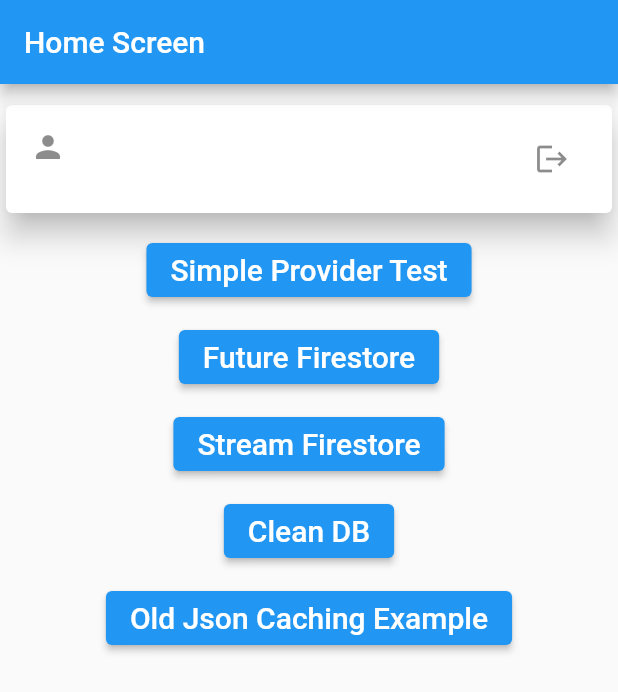
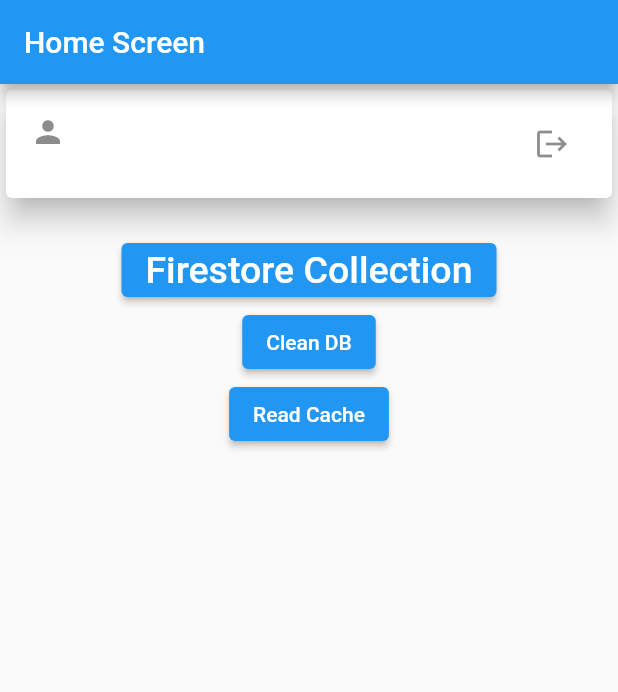
Before and after one commit to smartforce-io/flutter-caching, a Flutter app: the HomePage screen opened directly with empty values, on a phone screen of 412 x 824 dp. Shown: the top 692 px of the screen. Run offline on Flutter 3.47's test engine with Material 2 defaults, Android fonts, the light colour scheme and no system bars; our stand-ins replace cloud_firestore, connectivity, firebase_auth, firebase_core, firebase_messaging, flutter_local_notifications and 2 more; accounts and stored records are empty.

Commit message:
trying to wire up sqlite caching

```diff
--- a/lib/backend/api.dart
+++ b/lib/backend/api.dart
@@ -16,6 +16,7 @@
 
   Future getDataForFirestore() async {
     return readCache().then((value) async {
+
       if (value.isNotEmpty) {
         print('READING FROM DB, NUMBER OF ENTRIES: ${value.length}');
         callFirestore();
@@ -36,7 +37,7 @@
     var array = data.docs.map((e) {
       return {'name': e['name']};
     }).toList();
-    await addBatchOfFirestore(list: array);
+    // await insertSQLite(list: array);
     return array;
   }
 
--- a/lib/backend/database.dart
+++ b/lib/backend/database.dart
@@ -15,6 +15,9 @@
 Future<List<Map>> readCache() async {
   final db = await cacheDatabase();
   var cache = db.query('cache');
+  cache.then((value) {
+    print(value);
+  });
 
   return cache;
 }
@@ -26,13 +29,24 @@
   return cache;
 }
 
-Future addBatchOfFirestore({required List<Map<String, dynamic>> list}) async {
+Future insertSQLite({required Map<String, dynamic> item}) async {
   final db = await cacheDatabase();
-  final batch = db.batch();
-  for (var item in list) {
-    batch.insert('cache', item, conflictAlgorithm: ConflictAlgorithm.replace);
-  }
-  await batch.commit(noResult: true);
+  db.insert('cache', item);
+  // final batch = db.batch();
+  // for (var item in list) {
+  //   batch.insert('cache', item, conflictAlgorithm: ConflictAlgorithm.replace);
+  // }
+  // await batch.commit(noResult: true);
+}
+
+Future updateSQLite({required Map<String, dynamic> item}) async {
+  final db = await cacheDatabase();
+  db.update('cache', item, where: 'doc_id = ?', whereArgs: [item['doc_id']]);
+  // final batch = db.batch();
+  // for (var item in list) {
+  //   batch.insert('cache', item, conflictAlgorithm: ConflictAlgorithm.replace);
+  // }
+  // await batch.commit(noResult: true);
 }
 
 // add entry
@@ -58,4 +72,5 @@
   db.execute(Queries().dropJsonTable);
   db.execute(Queries().createCacheTable);
   db.execute(Queries().jsonCache);
+  // readCache();
 }
--- a/lib/backend/sql_queries.dart
+++ b/lib/backend/sql_queries.dart
@@ -4,7 +4,8 @@
   String createCacheTable = '''
     CREATE TABLE IF NOT EXISTS cache (
       id INTEGER PRIMARY KEY,
-      name TEXT
+      name TEXT,
+      doc_id TEXT
       );
       ''';
 
--- a/lib/screens/home.dart
+++ b/lib/screens/home.dart
@@ -1,14 +1,9 @@
 import 'package:fetchingapp/backend/database.dart';
-import 'package:fetchingapp/backend/firestore_changes.dart';
 import 'package:fetchingapp/backend/google_authentication.dart';
-import 'package:fetchingapp/screens/firestore_stream.dart';
-import 'package:fetchingapp/screens/firestore_future.dart';
-import 'package:fetchingapp/screens/json_caching.dart';
+import 'package:fetchingapp/screens/firestore_collection.dart';
 import 'package:fetchingapp/screens/login.dart';
-import 'package:fetchingapp/screens/provider_test.dart';
 import 'package:firebase_auth/firebase_auth.dart';
 import 'package:flutter/material.dart';
-import 'package:provider/provider.dart';
 
 class HomePage extends StatelessWidget {
   const HomePage(this.user, {Key? key}) : super(key: key);
@@ -17,9 +12,6 @@
 
   @override
   Widget build(BuildContext context) {
-    Provider.of<FirestoreChanges>(context, listen: false)
-        .listenOnFirestoreChanges();
-
     return Scaffold(
       appBar: AppBar(
         automaticallyImplyLeading: false,
@@ -27,65 +19,35 @@
       ),
       body: Column(
         children: [
-          const SizedBox(height: 10),
           userProfileCard(context: context, user: user),
-          const SizedBox(height: 10),
-          testSectionButton(
-              context: context,
-              name: 'Simple Provider Test',
-              widget: const ProviderTestPage()),
-          const SizedBox(height: 10),
-          testSectionButton(
-              context: context,
-              name: 'Future Firestore',
-              widget: const FutureFireStore()),
-          const SizedBox(height: 10),
-          testSectionButton(
-              context: context,
-              name: 'Stream Firestore',
-              widget: const StreamFireStore()),
-          const SizedBox(height: 10),
-          cleanDBbutton(),
-          const SizedBox(height: 10),
-          testSectionButton(
-              context: context,
-              name: 'Old Json Caching Example',
-              widget: const JsonPage()),
-          const SizedBox(height: 10),
+          const SizedBox(
+            height: 20,
+          ),
+          ElevatedButton(
+              onPressed: () {
+                Navigator.push(
+                    context,
+                    MaterialPageRoute(
+                        builder: (_) => const FirestoreCollectionCaching()));
+              },
+              child: const Text(
+                'Firestore Collection',
+                style: TextStyle(fontSize: 25),
+              )),
+          ElevatedButton(
+              onPressed: () {
+                cleanDB();
+              },
+              child: const Text('Clean DB')),
+          ElevatedButton(
+              onPressed: () {
+                readCache();
+              },
+              child: const Text('Read Cache'))
         ],
       ),
     );
   }
-}
-
-Widget testSectionButton(
-    {required BuildContext context,
-    required String name,
-    required Widget widget}) {
-  return ElevatedButton(
-    child: Text(
-      name,
-      style: const TextStyle(fontSize: 20),
-    ),
-    onPressed: () {
-      Navigator.push(
-        context,
-        MaterialPageRoute(builder: (context) => widget),
-      );
-    },
-  );
-}
-
-Widget cleanDBbutton() {
-  return ElevatedButton(
-    child: const Text(
-      'Clean DB',
-      style: TextStyle(fontSize: 20),
-    ),
-    onPressed: () {
-      cleanDB();
-    },
-  );
 }
 
 Widget userProfileCard({required BuildContext context, required User user}) {
--- a/lib/screens/firestore_stream.dart
+++ b/lib/screens/old screens/firestore_stream.dart
@@ -18,6 +18,7 @@
       ),
       body: Column(
         children: [
+
           Expanded(
             child: list(),
           ),
@@ -73,7 +74,7 @@
           var data = snapshot.data!.docs.map((e) {
             return {'name': e['name']};
           }).toList();
-          addBatchOfFirestore(list: data);
+          // addToSQLite(list: data);
           return ListView(
             children: snapshot.data!.docs.map((e) {
               return ListTile(
--- a/pubspec.yaml
+++ b/pubspec.yaml
@@ -46,6 +46,7 @@
   provider: ^6.0.0
   firebase_messaging: ^10.0.7
   flutter_local_notifications: ^8.2.0
+  connectivity: ^3.0.6
 
 
 dev_dependencies:
```
Also changed, not shown: lib/backend/firestore_changes.dart (+33 -4 lines), lib/main.dart (+7 -10 lines), lib/screens/firestore_collection.dart (added, +66 -0 lines), lib/screens/old_screens/home.dart (added, +111 -0 lines), lib/backend/backend.dart (added), lib/screens/old screens/firestore_future.dart (renamed from lib/screens/firestore_future.dart), lib/screens/old screens/json_caching.dart (renamed from lib/screens/json_caching.dart), lib/screens/old screens/provider_test.dart (renamed from lib/screens/provider_test.dart), 1 other file.
